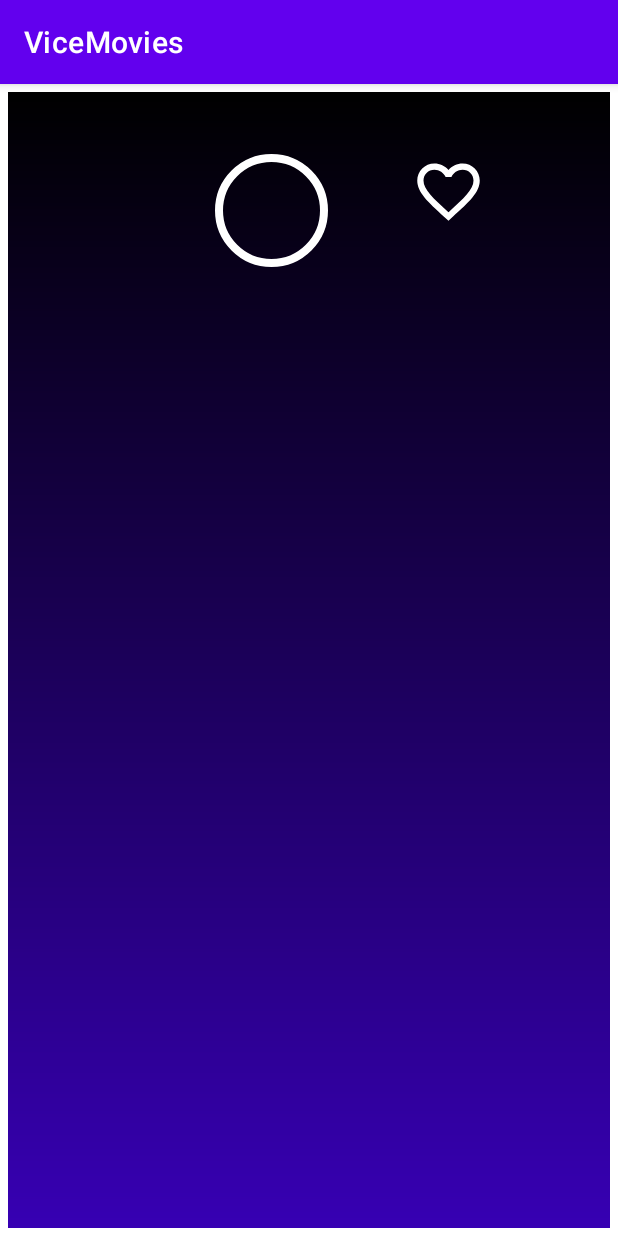
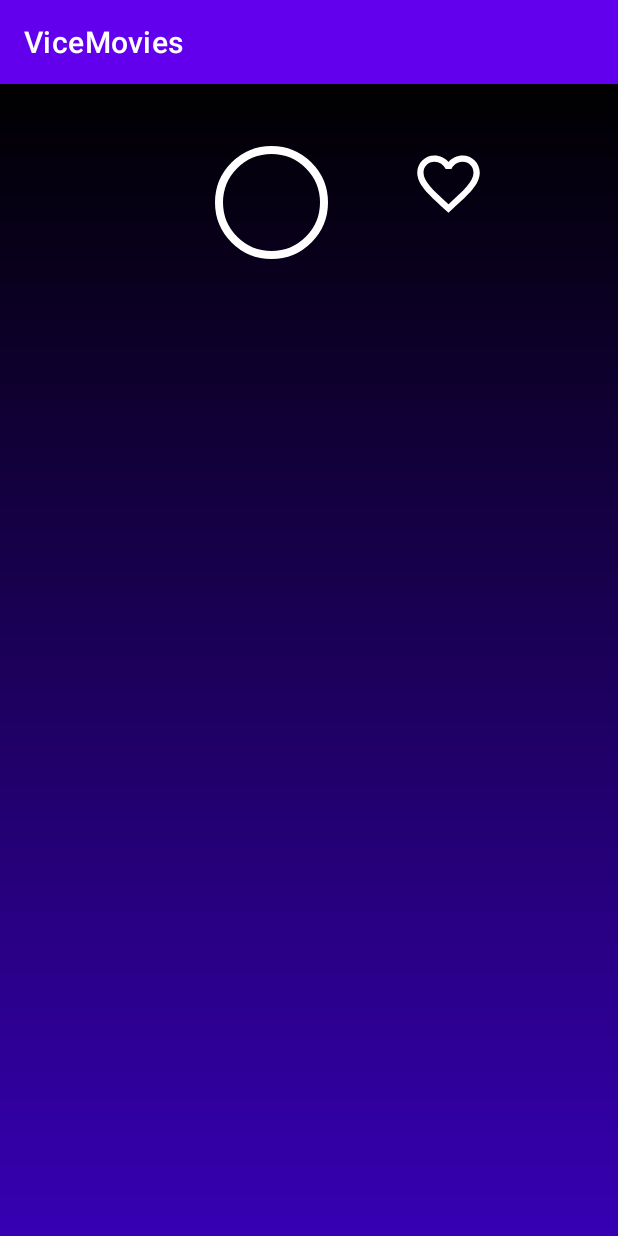
Before and after one commit to Ohnounaa/ViceMovies, an Android app: the fragment DetailFragment placed in its activity, on a phone screen of 412 x 824 dp. Run offline under Robolectric (Android 15) with nearby library versions, the phone set to English and light mode, and no system bars; our stand-ins replace Picasso, data binding; pictures from the network do not load.

```diff
--- a/app/src/main/res/layout/fragment_detail.xml
+++ b/app/src/main/res/layout/fragment_detail.xml
@@ -11,7 +11,6 @@
         android:id="@+id/detail_container"
         android:background="@drawable/purple_gradient"
         android:layout_width="match_parent"
-        android:layout_margin="5dp"
         android:layout_height="match_parent">
         <TextView
             android:id="@+id/movie_title"
@@ -27,7 +26,7 @@
             app:layout_constraintTop_toTopOf="parent" />
         <ImageView
             android:id="@+id/movie_image"
-            android:layout_width="wrap_content"
+            android:layout_width="match_parent"
             android:layout_height="wrap_content"
             app:layout_constraintTop_toBottomOf="@id/movie_title"
             app:layout_constraintLeft_toLeftOf="parent"
@@ -59,7 +58,7 @@
                 android:layout_marginHorizontal="55dp"
                 android:background="@drawable/ratings_circle"
                 android:baselineAligned="false"
-                android:paddingTop="20dp"
+                android:paddingTop="25dp"
                 android:text="@{movieViewModel.rating}"
                 android:textAlignment="center"
                 android:textColor="@color/white"
--- a/app/src/main/res/layout/movie_view_holder.xml
+++ b/app/src/main/res/layout/movie_view_holder.xml
@@ -16,6 +16,7 @@
             <ImageButton
                 android:padding="2dp"
                 android:id="@+id/movie_image"
+                android:background="@drawable/image_border"
                 android:layout_width="wrap_content"
                 android:layout_height="wrap_content"
                 app:layout_constraintTop_toTopOf="@id/movie_card"
```
Also changed, not shown: app/src/main/res/drawable/image_border.xml (added, +7 -0 lines).
